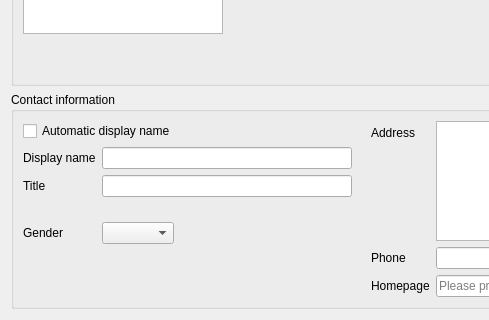
First picture: the form in agent/src/clacks/agent/data/templates/default/user.ui, repository gonicus/clacks, before the edit; both pictures show x 0 to 489 and y 246 to 566 of the 723 by 566 pixel window.
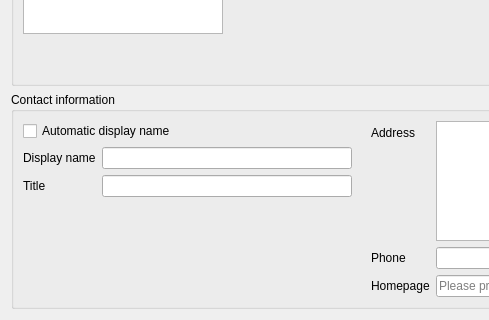
Second picture: the form after the edit. Icons and pictures are not drawn.

Commit message: Removed gender from the default set

Diff of the .ui file:
```diff
--- a/agent/src/clacks/agent/data/templates/default/user.ui
+++ b/agent/src/clacks/agent/data/templates/default/user.ui
@@ -218,35 +218,6 @@
           <item row="2" column="1">
            <widget class="QLineEdit" name="titleEdit"/>
           </item>
-          <item row="3" column="1">
-           <spacer name="verticalSpacer_6">
-            <property name="orientation">
-             <enum>Qt::Vertical</enum>
-            </property>
-            <property name="sizeType">
-             <enum>QSizePolicy::Fixed</enum>
-            </property>
-            <property name="sizeHint" stdset="0">
-             <size>
-              <width>20</width>
-              <height>13</height>
-             </size>
-            </property>
-           </spacer>
-          </item>
-          <item row="4" column="0">
-           <widget class="QLabel" name="genderLabel">
-            <property name="text">
-             <string>Gender</string>
-            </property>
-            <property name="buddy">
-             <cstring>genderEdit</cstring>
-            </property>
-           </widget>
-          </item>
-          <item row="4" column="1">
-           <widget class="QComboBox" name="genderEdit"/>
-          </item>
          </layout>
         </item>
         <item>
```
Left out of the diff: 17 changed lines with no effect on the pictures.
